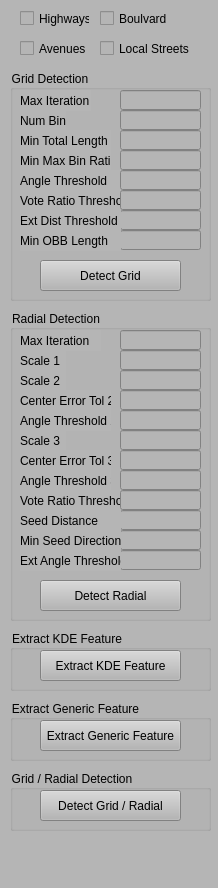
The window that RoadFeatureExplorer/ControlWidget.ui (gnishida/RoadFeatureExplorer) describes before a commit, drawn with Qt 5.
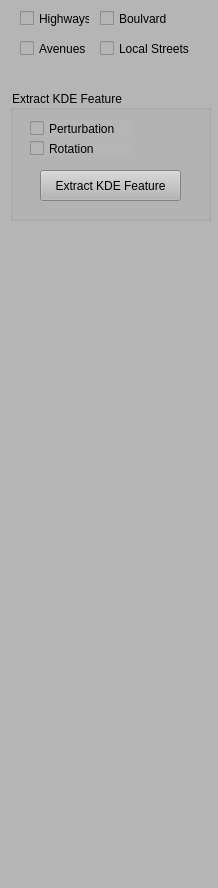
The same window after the commit.

The edit to the form file:
```diff
--- a/RoadFeatureExplorer/ControlWidget.ui
+++ b/RoadFeatureExplorer/ControlWidget.ui
@@ -20,616 +20,6 @@
    <string notr="true">background-color: rgb(181, 181, 181);</string>
   </property>
   <widget class="QWidget" name="dockWidgetContents">
-   <widget class="QGroupBox" name="groupBox_3">
-    <property name="geometry">
-     <rect>
-      <x>10</x>
-      <y>70</y>
-      <width>201</width>
-      <height>231</height>
-     </rect>
-    </property>
-    <property name="title">
-     <string>Grid Detection</string>
-    </property>
-    <widget class="QPushButton" name="pushButtonDetectGrid">
-     <property name="geometry">
-      <rect>
-       <x>30</x>
-       <y>190</y>
-       <width>141</width>
-       <height>31</height>
-      </rect>
-     </property>
-     <property name="text">
-      <string>Detect Grid</string>
-     </property>
-    </widget>
-    <widget class="QLabel" name="label_4">
-     <property name="geometry">
-      <rect>
-       <x>10</x>
-       <y>40</y>
-       <width>46</width>
-       <height>21</height>
-      </rect>
-     </property>
-     <property name="text">
-      <string>Num Bins</string>
-     </property>
-    </widget>
-    <widget class="QLineEdit" name="lineEditNumBins">
-     <property name="geometry">
-      <rect>
-       <x>110</x>
-       <y>40</y>
-       <width>81</width>
-       <height>20</height>
-      </rect>
-     </property>
-     <property name="alignment">
-      <set>Qt::AlignRight|Qt::AlignTrailing|Qt::AlignVCenter</set>
-     </property>
-    </widget>
-    <widget class="QLabel" name="label_5">
-     <property name="geometry">
-      <rect>
-       <x>10</x>
-       <y>60</y>
-       <width>91</width>
-       <height>21</height>
-      </rect>
-     </property>
-     <property name="text">
-      <string>Min Total Length</string>
-     </property>
-    </widget>
-    <widget class="QLineEdit" name="lineEditMinTotalLength">
-     <property name="geometry">
-      <rect>
-       <x>110</x>
-       <y>60</y>
-       <width>81</width>
-       <height>20</height>
-      </rect>
-     </property>
-     <property name="alignment">
-      <set>Qt::AlignRight|Qt::AlignTrailing|Qt::AlignVCenter</set>
-     </property>
-    </widget>
-    <widget class="QLabel" name="label_6">
-     <property name="geometry">
-      <rect>
-       <x>10</x>
-       <y>80</y>
-       <width>91</width>
-       <height>21</height>
-      </rect>
-     </property>
-     <property name="text">
-      <string>Min Max Bin Ratio</string>
-     </property>
-    </widget>
-    <widget class="QLineEdit" name="lineEditMinMaxBinRatio">
-     <property name="geometry">
-      <rect>
-       <x>110</x>
-       <y>80</y>
-       <width>81</width>
-       <height>20</height>
-      </rect>
-     </property>
-     <property name="alignment">
-      <set>Qt::AlignRight|Qt::AlignTrailing|Qt::AlignVCenter</set>
-     </property>
-    </widget>
-    <widget class="QLabel" name="label_17">
-     <property name="geometry">
-      <rect>
-       <x>10</x>
-       <y>120</y>
-       <width>101</width>
-       <height>21</height>
-      </rect>
-     </property>
-     <property name="text">
-      <string>Vote Ratio Threshold</string>
-     </property>
-    </widget>
-    <widget class="QLineEdit" name="lineEditGridVotingThreshold">
-     <property name="geometry">
-      <rect>
-       <x>110</x>
-       <y>120</y>
-       <width>81</width>
-       <height>20</height>
-      </rect>
-     </property>
-     <property name="alignment">
-      <set>Qt::AlignRight|Qt::AlignTrailing|Qt::AlignVCenter</set>
-     </property>
-    </widget>
-    <widget class="QLabel" name="label_18">
-     <property name="geometry">
-      <rect>
-       <x>10</x>
-       <y>20</y>
-       <width>71</width>
-       <height>21</height>
-      </rect>
-     </property>
-     <property name="text">
-      <string>Max Iteration</string>
-     </property>
-    </widget>
-    <widget class="QLineEdit" name="lineEditGridMaxIteration">
-     <property name="geometry">
-      <rect>
-       <x>110</x>
-       <y>20</y>
-       <width>81</width>
-       <height>20</height>
-      </rect>
-     </property>
-     <property name="alignment">
-      <set>Qt::AlignRight|Qt::AlignTrailing|Qt::AlignVCenter</set>
-     </property>
-    </widget>
-    <widget class="QLabel" name="label_20">
-     <property name="geometry">
-      <rect>
-       <x>10</x>
-       <y>100</y>
-       <width>101</width>
-       <height>21</height>
-      </rect>
-     </property>
-     <property name="text">
-      <string>Angle Threshold</string>
-     </property>
-    </widget>
-    <widget class="QLineEdit" name="lineEditGridAngleThreshold">
-     <property name="geometry">
-      <rect>
-       <x>110</x>
-       <y>100</y>
-       <width>81</width>
-       <height>20</height>
-      </rect>
-     </property>
-     <property name="alignment">
-      <set>Qt::AlignRight|Qt::AlignTrailing|Qt::AlignVCenter</set>
-     </property>
-    </widget>
-    <widget class="QLineEdit" name="lineEditGridExtendingDistanceThreshold">
-     <property name="geometry">
-      <rect>
-       <x>110</x>
-       <y>140</y>
-       <width>81</width>
-       <height>20</height>
-      </rect>
-     </property>
-     <property name="alignment">
-      <set>Qt::AlignRight|Qt::AlignTrailing|Qt::AlignVCenter</set>
-     </property>
-    </widget>
-    <widget class="QLabel" name="label_21">
-     <property name="geometry">
-      <rect>
-       <x>10</x>
-       <y>140</y>
-       <width>101</width>
-       <height>21</height>
-      </rect>
-     </property>
-     <property name="text">
-      <string>Ext Dist Threshold</string>
-     </property>
-    </widget>
-    <widget class="QLineEdit" name="lineEditGridMinOBBLength">
-     <property name="geometry">
-      <rect>
-       <x>110</x>
-       <y>160</y>
-       <width>81</width>
-       <height>20</height>
-      </rect>
-     </property>
-     <property name="alignment">
-      <set>Qt::AlignRight|Qt::AlignTrailing|Qt::AlignVCenter</set>
-     </property>
-    </widget>
-    <widget class="QLabel" name="label_22">
-     <property name="geometry">
-      <rect>
-       <x>10</x>
-       <y>160</y>
-       <width>101</width>
-       <height>21</height>
-      </rect>
-     </property>
-     <property name="text">
-      <string>Min OBB Length</string>
-     </property>
-    </widget>
-   </widget>
-   <widget class="QGroupBox" name="groupBox_6">
-    <property name="geometry">
-     <rect>
-      <x>10</x>
-      <y>310</y>
-      <width>201</width>
-      <height>311</height>
-     </rect>
-    </property>
-    <property name="title">
-     <string>Radial Detection</string>
-    </property>
-    <widget class="QPushButton" name="pushButtonDetectRadial">
-     <property name="geometry">
-      <rect>
-       <x>30</x>
-       <y>270</y>
-       <width>141</width>
-       <height>31</height>
-      </rect>
-     </property>
-     <property name="text">
-      <string>Detect Radial</string>
-     </property>
-    </widget>
-    <widget class="QLineEdit" name="lineEditScale1">
-     <property name="geometry">
-      <rect>
-       <x>110</x>
-       <y>40</y>
-       <width>81</width>
-       <height>20</height>
-      </rect>
-     </property>
-     <property name="alignment">
-      <set>Qt::AlignRight|Qt::AlignTrailing|Qt::AlignVCenter</set>
-     </property>
-    </widget>
-    <widget class="QLabel" name="label_7">
-     <property name="geometry">
-      <rect>
-       <x>10</x>
-       <y>40</y>
-       <width>46</width>
-       <height>21</height>
-      </rect>
-     </property>
-     <property name="text">
-      <string>Scale 1</string>
-     </property>
-    </widget>
-    <widget class="QLabel" name="label_8">
-     <property name="geometry">
-      <rect>
-       <x>10</x>
-       <y>60</y>
-       <width>46</width>
-       <height>21</height>
-      </rect>
-     </property>
-     <property name="text">
-      <string>Scale 2</string>
-     </property>
-    </widget>
-    <widget class="QLineEdit" name="lineEditScale2">
-     <property name="geometry">
-      <rect>
-       <x>110</x>
-       <y>60</y>
-       <width>81</width>
-       <height>20</height>
-      </rect>
-     </property>
-     <property name="alignment">
-      <set>Qt::AlignRight|Qt::AlignTrailing|Qt::AlignVCenter</set>
-     </property>
-    </widget>
-    <widget class="QLabel" name="label_9">
-     <property name="geometry">
-      <rect>
-       <x>10</x>
-       <y>80</y>
-       <width>91</width>
-       <height>21</height>
-      </rect>
-     </property>
-     <property name="text">
-      <string>Center Error Tol 2</string>
-     </property>
-    </widget>
-    <widget class="QLineEdit" name="lineEditCenterErrorTol2">
-     <property name="geometry">
-      <rect>
-       <x>110</x>
-       <y>80</y>
-       <width>81</width>
-       <height>20</height>
-      </rect>
-     </property>
-     <property name="alignment">
-      <set>Qt::AlignRight|Qt::AlignTrailing|Qt::AlignVCenter</set>
-     </property>
-    </widget>
-    <widget class="QLabel" name="label_10">
-     <property name="geometry">
-      <rect>
-       <x>10</x>
-       <y>100</y>
-       <width>91</width>
-       <height>21</height>
-      </rect>
-     </property>
-     <property name="text">
-      <string>Angle Threshold 2</string>
-     </property>
-    </widget>
-    <widget class="QLineEdit" name="lineEditAngleThreshold2">
-     <property name="geometry">
-      <rect>
-       <x>110</x>
-       <y>100</y>
-       <width>81</width>
-       <height>20</height>
-      </rect>
-     </property>
-     <property name="alignment">
-      <set>Qt::AlignRight|Qt::AlignTrailing|Qt::AlignVCenter</set>
-     </property>
-    </widget>
-    <widget class="QLineEdit" name="lineEditAngleThreshold3">
-     <property name="geometry">
-      <rect>
-       <x>110</x>
-       <y>160</y>
-       <width>81</width>
-       <height>20</height>
-      </rect>
-     </property>
-     <property name="alignment">
-      <set>Qt::AlignRight|Qt::AlignTrailing|Qt::AlignVCenter</set>
-     </property>
-    </widget>
-    <widget class="QLabel" name="label_11">
-     <property name="geometry">
-      <rect>
-       <x>10</x>
-       <y>160</y>
-       <width>91</width>
-       <height>21</height>
-      </rect>
-     </property>
-     <property name="text">
-      <string>Angle Threshold 3</string>
-     </property>
-    </widget>
-    <widget class="QLabel" name="label_12">
-     <property name="geometry">
-      <rect>
-       <x>10</x>
-       <y>140</y>
-       <width>91</width>
-       <height>21</height>
-      </rect>
-     </property>
-     <property name="text">
-      <string>Center Error Tol 3</string>
-     </property>
-    </widget>
-    <widget class="QLabel" name="label_13">
-     <property name="geometry">
-      <rect>
-       <x>10</x>
-       <y>120</y>
-       <width>46</width>
-       <height>21</height>
-      </rect>
-     </property>
-     <property name="text">
-      <string>Scale 3</string>
-     </property>
-    </widget>
-    <widget class="QLineEdit" name="lineEditCenterErrorTol3">
-     <property name="geometry">
-      <rect>
-       <x>110</x>
-       <y>140</y>
-       <width>81</width>
-       <height>20</height>
-      </rect>
-     </property>
-     <property name="alignment">
-      <set>Qt::AlignRight|Qt::AlignTrailing|Qt::AlignVCenter</set>
-     </property>
-    </widget>
-    <widget class="QLineEdit" name="lineEditScale3">
-     <property name="geometry">
-      <rect>
-       <x>110</x>
-       <y>120</y>
-       <width>81</width>
-       <height>20</height>
-      </rect>
-     </property>
-     <property name="alignment">
-      <set>Qt::AlignRight|Qt::AlignTrailing|Qt::AlignVCenter</set>
-     </property>
-    </widget>
-    <widget class="QLabel" name="label_14">
-     <property name="geometry">
-      <rect>
-       <x>10</x>
-       <y>180</y>
-       <width>101</width>
-       <height>21</height>
-      </rect>
-     </property>
-     <property name="text">
-      <string>Vote Ratio Threshold</string>
-     </property>
-    </widget>
-    <widget class="QLineEdit" name="lineEditRadialVotingThreshold">
-     <property name="geometry">
-      <rect>
-       <x>110</x>
-       <y>180</y>
-       <width>81</width>
-       <height>20</height>
-      </rect>
-     </property>
-     <property name="alignment">
-      <set>Qt::AlignRight|Qt::AlignTrailing|Qt::AlignVCenter</set>
-     </property>
-    </widget>
-    <widget class="QLineEdit" name="lineEditRadialSeedDistance">
-     <property name="geometry">
-      <rect>
-       <x>110</x>
-       <y>200</y>
-       <width>81</width>
-       <height>20</height>
-      </rect>
-     </property>
-     <property name="text">
-      <string/>
-     </property>
-     <property name="alignment">
-      <set>Qt::AlignRight|Qt::AlignTrailing|Qt::AlignVCenter</set>
-     </property>
-    </widget>
-    <widget class="QLabel" name="label_15">
-     <property name="geometry">
-      <rect>
-       <x>10</x>
-       <y>200</y>
-       <width>101</width>
-       <height>21</height>
-      </rect>
-     </property>
-     <property name="text">
-      <string>Seed Distance</string>
-     </property>
-    </widget>
-    <widget class="QLineEdit" name="lineEditRadialExtendingAngleThreshold">
-     <property name="geometry">
-      <rect>
-       <x>110</x>
-       <y>240</y>
-       <width>81</width>
-       <height>20</height>
-      </rect>
-     </property>
-     <property name="text">
-      <string/>
-     </property>
-     <property name="alignment">
-      <set>Qt::AlignRight|Qt::AlignTrailing|Qt::AlignVCenter</set>
-     </property>
-    </widget>
-    <widget class="QLabel" name="label_16">
-     <property name="geometry">
-      <rect>
-       <x>10</x>
-       <y>240</y>
-       <width>101</width>
-       <height>21</height>
-      </rect>
-     </property>
-     <property name="text">
-      <string>Ext Angle Threshold</string>
-     </property>
-    </widget>
-    <widget class="QLineEdit" name="lineEditRadialMaxIteration">
-     <property name="geometry">
-      <rect>
-       <x>110</x>
-       <y>20</y>
-       <width>81</width>
-       <height>20</height>
-      </rect>
-     </property>
-     <property name="text">
-      <string/>
-     </property>
-     <property name="alignment">
-      <set>Qt::AlignRight|Qt::AlignTrailing|Qt::AlignVCenter</set>
-     </property>
-    </widget>
-    <widget class="QLabel" name="label_19">
-     <property name="geometry">
-      <rect>
-       <x>10</x>
-       <y>20</y>
-       <width>81</width>
-       <height>21</height>
-      </rect>
-     </property>
-     <property name="text">
-      <string>Max Iteration</string>
-     </property>
-    </widget>
-    <widget class="QLineEdit" name="lineEditRadialMinSeedDirections">
-     <property name="geometry">
-      <rect>
-       <x>110</x>
-       <y>220</y>
-       <width>81</width>
-       <height>20</height>
-      </rect>
-     </property>
-     <property name="text">
-      <string/>
-     </property>
-     <property name="alignment">
-      <set>Qt::AlignRight|Qt::AlignTrailing|Qt::AlignVCenter</set>
-     </property>
-    </widget>
-    <widget class="QLabel" name="label_23">
-     <property name="geometry">
-      <rect>
-       <x>10</x>
-       <y>220</y>
-       <width>101</width>
-       <height>21</height>
-      </rect>
-     </property>
-     <property name="text">
-      <string>Min Seed Directions</string>
-     </property>
-    </widget>
-   </widget>
-   <widget class="QGroupBox" name="groupBox_7">
-    <property name="geometry">
-     <rect>
-      <x>10</x>
-      <y>770</y>
-      <width>201</width>
-      <height>61</height>
-     </rect>
-    </property>
-    <property name="title">
-     <string>Grid / Radial Detection</string>
-    </property>
-    <widget class="QPushButton" name="pushButtonDetectGridRadial">
-     <property name="geometry">
-      <rect>
-       <x>30</x>
-       <y>20</y>
-       <width>141</width>
-       <height>31</height>
-      </rect>
-     </property>
-     <property name="text">
-      <string>Detect Grid / Radial</string>
-     </property>
-    </widget>
-   </widget>
    <widget class="QCheckBox" name="checkBoxRoadTypeAvenue">
     <property name="geometry">
      <rect>
@@ -656,39 +46,13 @@
      <string>Local Streets</string>
     </property>
    </widget>
-   <widget class="QGroupBox" name="groupBox_8">
-    <property name="geometry">
-     <rect>
-      <x>10</x>
-      <y>700</y>
-      <width>201</width>
-      <height>61</height>
-     </rect>
-    </property>
-    <property name="title">
-     <string>Extract Generic Feature</string>
-    </property>
-    <widget class="QPushButton" name="pushButtonExtractGenericFeature">
-     <property name="geometry">
-      <rect>
-       <x>30</x>
-       <y>20</y>
-       <width>141</width>
-       <height>31</height>
-      </rect>
-     </property>
-     <property name="text">
-      <string>Extract Generic Feature</string>
-     </property>
-    </widget>
-   </widget>
    <widget class="QGroupBox" name="groupBox_9">
     <property name="geometry">
      <rect>
       <x>10</x>
-      <y>630</y>
+      <y>90</y>
       <width>201</width>
-      <height>61</height>
+      <height>131</height>
      </rect>
     </property>
     <property name="title">
@@ -698,7 +62,7 @@
      <property name="geometry">
       <rect>
        <x>30</x>
-       <y>20</y>
+       <y>80</y>
        <width>141</width>
        <height>31</height>
       </rect>
@@ -707,6 +71,32 @@
       <string>Extract KDE Feature</string>
      </property>
     </widget>
+    <widget class="QCheckBox" name="checkBoxPerturbation">
+     <property name="geometry">
+      <rect>
+       <x>20</x>
+       <y>30</y>
+       <width>101</width>
+       <height>17</height>
+      </rect>
+     </property>
+     <property name="text">
+      <string>Perturbation</string>
+     </property>
+    </widget>
+    <widget class="QCheckBox" name="checkBoxRotation">
+     <property name="geometry">
+      <rect>
+       <x>20</x>
+       <y>50</y>
+       <width>101</width>
+       <height>17</height>
+      </rect>
+     </property>
+     <property name="text">
+      <string>Rotation</string>
+     </property>
+    </widget>
    </widget>
    <widget class="QCheckBox" name="checkBoxRoadTypeHighway">
     <property name="geometry">
```
